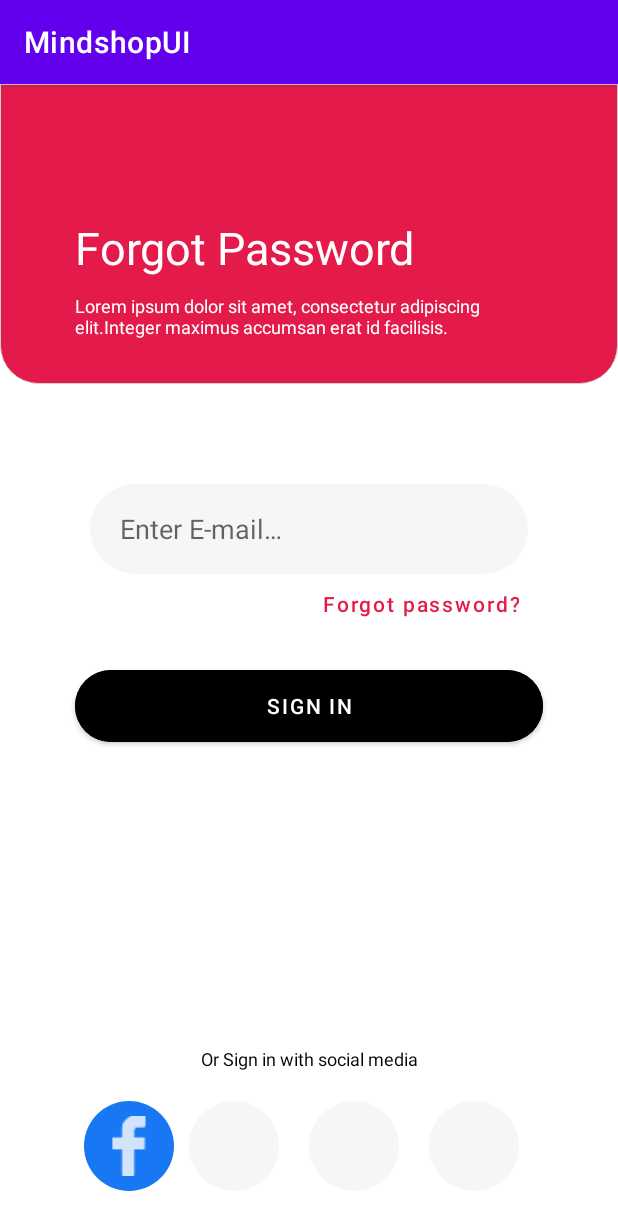
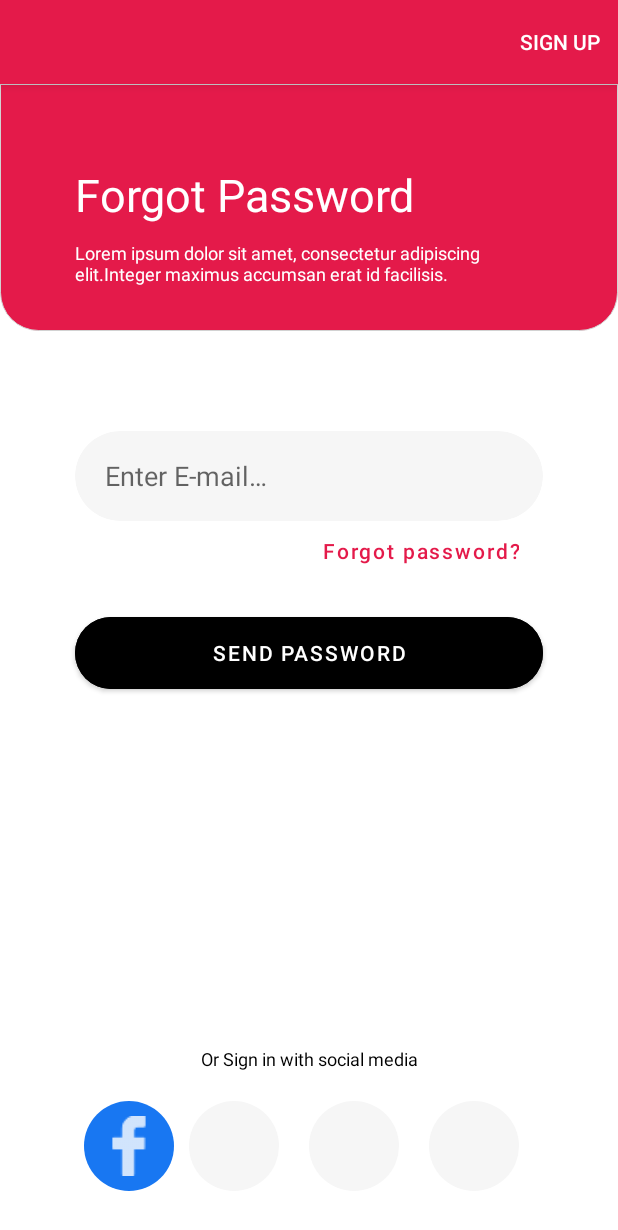
Before and after one commit to ETS-Android2/MindshopUI-Android, an Android app: the Sign screen opened directly, with no data from a screen before it, after a tap on "Forgot password?", on a phone screen of 412 x 824 dp. Shown: the top 1230 px of the screen. Run offline under Robolectric (Android 15) with nearby library versions, the phone set to English and light mode, and no system bars; 1 other tap on this screen came first.

Commit message:
Sign Up done

```diff
--- a/app/src/main/java/net/mindzone/mindshopui/activities/Sign.java
+++ b/app/src/main/java/net/mindzone/mindshopui/activities/Sign.java
@@ -1,11 +1,16 @@
 package net.mindzone.mindshopui.activities;
 
+import androidx.annotation.NonNull;
 import androidx.appcompat.app.AppCompatActivity;
 import androidx.core.content.ContextCompat;
 
+import android.graphics.drawable.ColorDrawable;
 import android.os.Bundle;
 import android.text.InputType;
+import android.util.DisplayMetrics;
 import android.util.Log;
+import android.view.Menu;
+import android.view.MenuItem;
 import android.view.View;
 import android.widget.LinearLayout;
 
@@ -17,23 +22,57 @@ public class Sign extends AppCompatActivity {
 
     ActivitySignBinding binding;
     PageState pageState = PageState.signIn;
+    DisplayMetrics displayMetrics = new DisplayMetrics();
+
+
+    @Override
+    public boolean onCreateOptionsMenu(Menu menu) {
+        getMenuInflater().inflate(R.menu.signin_action_btn, menu);
+        return true;
+    }
+
+    @Override
+    public boolean onOptionsItemSelected(@NonNull MenuItem item) {
+        LinearLayout.LayoutParams layoutParams = (LinearLayout.LayoutParams) binding.emailCard.getLayoutParams();
+        layoutParams.setMargins(layoutParams.leftMargin, 20, layoutParams.rightMargin, layoutParams.bottomMargin);
+        binding.emailCard.setLayoutParams(layoutParams);
+        if (R.id.acion_btn == item.getItemId()) {
+            if (pageState.equals(PageState.signIn)) {
+                pageState = PageState.signUp;
+                item.setTitle("SIGN UP");
+                binding.textViewSign.setText("Sign In");
+                setCardsVisibility(View.GONE, View.VISIBLE, View.VISIBLE);
+            } else {
+                pageState = PageState.signIn;
+                item.setTitle("SIGN IN");
+                binding.textViewSign.setText("Sign Up");
+                setCardsVisibility(View.VISIBLE, View.VISIBLE, View.VISIBLE);
+            }
+        }
+        return super.onOptionsItemSelected(item);
+    }
 
     @Override
     protected void onCreate(Bundle savedInstanceState) {
         super.onCreate(savedInstanceState);
+        getWindowManager().getDefaultDisplay().getMetrics(displayMetrics);
+        int height = displayMetrics.heightPixels;
         binding = ActivitySignBinding.inflate(getLayoutInflater());
         View view = binding.getRoot();
+        getSupportActionBar().setBackgroundDrawable(new ColorDrawable(getResources().getColor(R.color._E41A4A, null)));
+        getSupportActionBar().setTitle("");
         binding.eyeBTN.setOnClickListener(this::eyeBTNClicked);
+        binding.topElement.getLayoutParams().height = height / 5;
         binding.forgetPassword.setOnClickListener(this::forgotPW);
         setContentView(view);
     }
 
     public void eyeBTNClicked(View v) {
-        if(binding.passwordEditText.getInputType() == 129){
+        if (binding.passwordEditText.getInputType() == 129) {
             binding.passwordEditText.setInputType(1);
-            binding.eyeBTN.setCompoundDrawablesWithIntrinsicBounds(0,0,R.drawable.eye_nc,0);
-        }else{
-            binding.eyeBTN.setCompoundDrawablesWithIntrinsicBounds(0,0,R.drawable.eye_crossed,0);
+            binding.eyeBTN.setCompoundDrawablesWithIntrinsicBounds(0, 0, R.drawable.eye_nc, 0);
+        } else {
+            binding.eyeBTN.setCompoundDrawablesWithIntrinsicBounds(0, 0, R.drawable.eye_crossed, 0);
             binding.passwordEditText.setInputType(129);
         }
     }
@@ -41,14 +80,22 @@ public class Sign extends AppCompatActivity {
     public void forgotPW(View v) {
         binding.textViewSign.setText("Forgot Password");
         binding.emailEditText.setHint("Enter E-mail…");
-         LinearLayout.LayoutParams layoutParams= (LinearLayout.LayoutParams) binding.emailCard.getLayoutParams();
-         layoutParams.setMargins(90,100,90,0);
+        binding.btnMain.setText("Send Password");
+        pageState = PageState.forgetPW;
+        LinearLayout.LayoutParams layoutParams = (LinearLayout.LayoutParams) binding.emailCard.getLayoutParams();
+        layoutParams.setMargins(layoutParams.leftMargin, 100, layoutParams.rightMargin, layoutParams.bottomMargin);
         binding.emailCard.setLayoutParams(layoutParams);
-        binding.nameCard.setVisibility(View.GONE);
-        binding.passwordCard.setVisibility(View.GONE);
+        setCardsVisibility(View.GONE, View.GONE, View.VISIBLE);
+    }
+
+    public void setCardsVisibility(Integer nameCard, Integer passwordCard, Integer emailCard) {
+        binding.nameCard.setVisibility(nameCard);
+        binding.passwordCard.setVisibility(passwordCard);
+        binding.emailCard.setVisibility(emailCard);
     }
 }
-enum PageState{
+
+enum PageState {
     signIn,
     signUp,
     forgetPW
--- a/app/src/main/res/layout/activity_sign.xml
+++ b/app/src/main/res/layout/activity_sign.xml
@@ -76,6 +76,7 @@
 
         <androidx.cardview.widget.CardView
             android:id="@+id/emailCard"
+            android:visibility="gone"
             android:layout_width="match_parent"
             android:layout_height="wrap_content"
             android:layout_gravity="center"
--- /dev/null
+++ b/app/src/main/res/menu/signin_action_btn.xml
@@ -0,0 +1,11 @@
+<?xml version="1.0" encoding="utf-8"?>
+<menu xmlns:android="http://schemas.android.com/apk/res/android"
+    xmlns:app="http://schemas.android.com/apk/res-auto">
+
+    <item
+        android:id="@+id/acion_btn"
+        android:title="@string/actionMenu"
+        app:showAsAction="always"
+        android:orderInCategory="0"/>
+
+</menu>
--- a/app/src/main/res/values/strings.xml
+++ b/app/src/main/res/values/strings.xml
@@ -4,6 +4,7 @@
     <string name="title_profile">Profile</string>
     <string name="title_notifications">Notifications</string>
     <string name="signINBTN">SIGN IN</string>
+    <string name="actionMenu">SIGN UP</string>
     <string name="signuserNameText">Name</string>
     <string name="signuserEmailText">Email</string>
     <string name="signuserpwText">Password</string>
```
